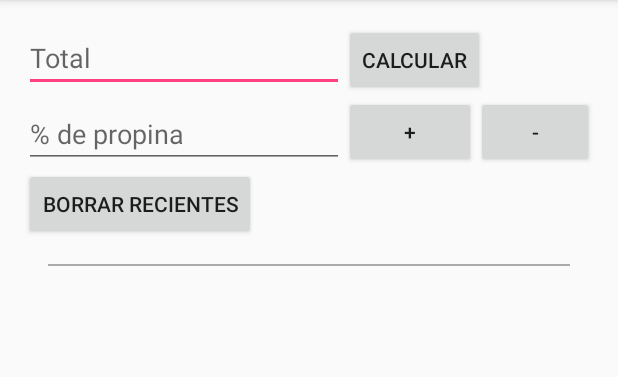
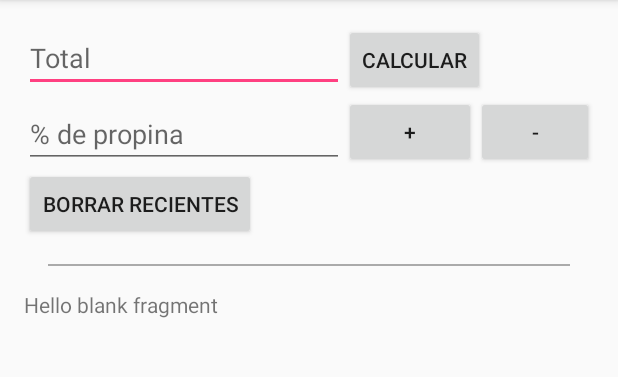
Before and after one commit to Pablo9092/TipCalc, an Android app: the screen it shows after launch (MainActivity), on a phone screen of 412 x 824 dp, the part 84-461 px from its top. Run offline under Robolectric (Android 15) with nearby library versions, the phone set to English and light mode, and no system bars; our stand-ins replace ButterKnife.

Commit message:
Implements fragment

```diff
--- a/app/build.gradle
+++ b/app/build.gradle
@@ -21,7 +21,6 @@ android {
 
 dependencies {
     compile fileTree(dir: 'libs', include: ['*.jar'])
-    testCompile 'junit:junit:4.12'
     compile "com.android.support:recyclerview-v7:$rootProject.ext.supportLibraryVersion"
     compile "com.android.support:appcompat-v7:$rootProject.ext.supportLibraryVersion"
     compile "com.android.support:support-v4:$rootProject.ext.supportLibraryVersion"
@@ -29,4 +28,6 @@ dependencies {
     compile "com.android.support:recyclerview-v7:$rootProject.ext.supportLibraryVersion"
 
     compile "com.jakewharton:butterknife:$rootProject.ext.butterknifeVersion"
+    compile 'com.android.support:support-v4:24.2.1'
+    testCompile 'junit:junit:4.12'
 }
--- a/app/src/main/AndroidManifest.xml
+++ b/app/src/main/AndroidManifest.xml
@@ -9,7 +9,7 @@
         android:label="@string/app_name"
         android:supportsRtl="true"
         android:theme="@style/AppTheme">
-        <activity android:name=".MainActivity">
+        <activity android:name=".activities.MainActivity">
             <intent-filter>
                 <action android:name="android.intent.action.MAIN" />
 
--- a/app/src/main/java/com/example/pablo/tipcalc/MainActivity.java
+++ b/app/src/main/java/com/example/pablo/tipcalc/activities/MainActivity.java
@@ -1,4 +1,4 @@
-package com.example.pablo.tipcalc;
+package com.example.pablo.tipcalc.activities;
 
 import android.content.Context;
 import android.content.Intent;
@@ -15,6 +15,11 @@ import android.widget.EditText;
 import android.widget.RelativeLayout;
 import android.widget.TextView;
 
+import com.example.pablo.tipcalc.R;
+import com.example.pablo.tipcalc.TipCalcApp;
+import com.example.pablo.tipcalc.fragments.TipHistoryListFragment;
+import com.example.pablo.tipcalc.fragments.TipHistoryListFragmentListener;
+
 import butterknife.BindView;
 import butterknife.ButterKnife;
 import butterknife.OnClick;
@@ -24,6 +29,8 @@ public class MainActivity extends AppCompatActivity {
 
     private final static int TIP_STEP_CHANGE = 1;
     private final static int DEFAULT_TIP_CHANGE = 10;
+    private TipHistoryListFragmentListener fragmentListener;
+
     @BindView(R.id.inputBill)
     EditText inputBill;
     @BindView(R.id.btnSubmit)
@@ -47,6 +54,10 @@ public class MainActivity extends AppCompatActivity {
         super.onCreate(savedInstanceState);
         setContentView(R.layout.activity_main);
         ButterKnife.bind(this);
+        TipHistoryListFragment fragment = (TipHistoryListFragment) getSupportFragmentManager().findFragmentById(R.id.fragmentList);
+
+        fragment.setRetainInstance(true);
+        fragmentListener = (TipHistoryListFragmentListener) fragment;
     }
 
     @Override
@@ -70,9 +81,13 @@ public class MainActivity extends AppCompatActivity {
         if (!strInputTotal.isEmpty()) {
             double total = Double.parseDouble(strInputTotal);
             int tipPercentage = getTipPercentage();
+
             double tip = total * tipPercentage / 100d;
 
             String strTip = String.format(getString(R.string.global_message_tip, tip));
+
+            fragmentListener.action(strTip);
+
             txtTip.setVisibility(View.VISIBLE);
             txtTip.setText(strTip);
         }
@@ -80,12 +95,12 @@ public class MainActivity extends AppCompatActivity {
 
     @OnClick(R.id.btnIncrease)
     public void handleClickIncrease() {
-        handleTipChange(1);
+        handleTipChange(TIP_STEP_CHANGE);
     }
 
     @OnClick(R.id.btnDecrease)
     public void handleClickIDecrease() {
-        handleTipChange(-1);
+        handleTipChange(-TIP_STEP_CHANGE);
     }
 
     public int getTipPercentage() {
@@ -93,7 +108,9 @@ public class MainActivity extends AppCompatActivity {
         String strInputPercentage = inputPercentage.getText().toString().trim();
         if (!strInputPercentage.isEmpty()) {
             tipPercentage = Integer.parseInt(strInputPercentage);
-        } else if (strInputPercentage.isEmpty()) {
+        }
+        else
+        {
             inputPercentage.setText(String.valueOf(DEFAULT_TIP_CHANGE));
         }
 
@@ -105,8 +122,7 @@ public class MainActivity extends AppCompatActivity {
         int tipPercentage = getTipPercentage();
         tipPercentage += change;
 
-        if(tipPercentage>0)
-        {
+        if (tipPercentage > 0) {
             String strtipPercentage = String.format(getString(tipPercentage));
             inputPercentage.setText(strtipPercentage);
         }
--- /dev/null
+++ b/app/src/main/java/com/example/pablo/tipcalc/fragments/TipHistoryListFragment.java
@@ -0,0 +1,35 @@
+package com.example.pablo.tipcalc.fragments;
+
+
+import android.os.Bundle;
+import android.support.v4.app.Fragment;
+import android.view.LayoutInflater;
+import android.view.View;
+import android.view.ViewGroup;
+import android.widget.Toast;
+
+import com.example.pablo.tipcalc.R;
+
+/**
+ * A simple {@link Fragment} subclass.
+ */
+public class TipHistoryListFragment extends Fragment implements TipHistoryListFragmentListener {
+
+
+    public TipHistoryListFragment() {
+        // Required empty public constructor
+    }
+
+
+    @Override
+    public View onCreateView(LayoutInflater inflater, ViewGroup container,
+                             Bundle savedInstanceState) {
+        // Inflate the layout for this fragment
+        return inflater.inflate(R.layout.fragment_tip_history_list, container, false);
+    }
+
+    @Override
+    public void action(String str) {
+        Toast.makeText(getActivity(), str, Toast.LENGTH_SHORT).show();
+    }
+}
--- /dev/null
+++ b/app/src/main/java/com/example/pablo/tipcalc/fragments/TipHistoryListFragmentListener.java
@@ -0,0 +1,10 @@
+package com.example.pablo.tipcalc.fragments;
+
+/**
+ * Created by pablo on 10/10/16.
+ */
+
+public interface TipHistoryListFragmentListener {
+
+    void action(String str);
+}
--- a/app/src/main/res/layout/activity_main.xml
+++ b/app/src/main/res/layout/activity_main.xml
@@ -7,11 +7,19 @@
     android:paddingLeft="@dimen/activity_horizontal_margin"
     android:paddingRight="@dimen/activity_horizontal_margin"
     android:paddingTop="@dimen/activity_vertical_margin"
-    tools:context="com.example.pablo.tipcalc.MainActivity">
+    tools:context="com.example.pablo.tipcalc.activities.MainActivity">
 
         <include android:layout_width="match_parent"
         android:layout_height="wrap_content"
         android:id="@+id/tipContent"
         layout="@layout/content_tip"/>
 
+        <fragment
+            android:layout_width="match_parent"
+            android:layout_height="wrap_content"
+            android:id="@+id/fragmentList"
+            android:layout_below="@id/tipContent"
+            android:name="com.example.pablo.tipcalc.fragments.TipHistoryListFragment"
+            tools:layout="@layout/fragment_tip_history_list" />
+
 </RelativeLayout>
--- /dev/null
+++ b/app/src/main/res/layout/fragment_tip_history_list.xml
@@ -0,0 +1,13 @@
+<FrameLayout xmlns:android="http://schemas.android.com/apk/res/android"
+    xmlns:tools="http://schemas.android.com/tools"
+    android:layout_width="match_parent"
+    android:layout_height="match_parent"
+    tools:context="com.example.pablo.tipcalc.fragments.TipHistoryListFragment">
+
+    <!-- TODO: Update blank fragment layout -->
+    <TextView
+        android:layout_width="match_parent"
+        android:layout_height="match_parent"
+        android:text="@string/hello_blank_fragment" />
+
+</FrameLayout>
--- a/app/src/main/res/menu/menu_main.xml
+++ b/app/src/main/res/menu/menu_main.xml
@@ -2,7 +2,7 @@
 <menu xmlns:android="http://schemas.android.com/apk/res/android"
     xmlns:tools = "http://schemas.android.com/tools"
     xmlns:app = "http://schemas.android.com/apk/res-auto"
-    tools:context=".MainActivity">
+    tools:context=".activities.MainActivity">
 
     <item android:id="@+id/action_about"
         android:title="@string/min.menu.action.about"
--- a/app/src/main/res/values/strings.xml
+++ b/app/src/main/res/values/strings.xml
@@ -9,4 +9,7 @@
     <string name="global.message.tip">Propina %,.1f</string>
     <string name="tipetail.message.bill">Total %,.1f</string>
     <string name="min.menu.action.about">Acerca de</string>
+
+    <!-- TODO: Remove or change this placeholder text -->
+    <string name="hello_blank_fragment">Hello blank fragment</string>
 </resources>
```
